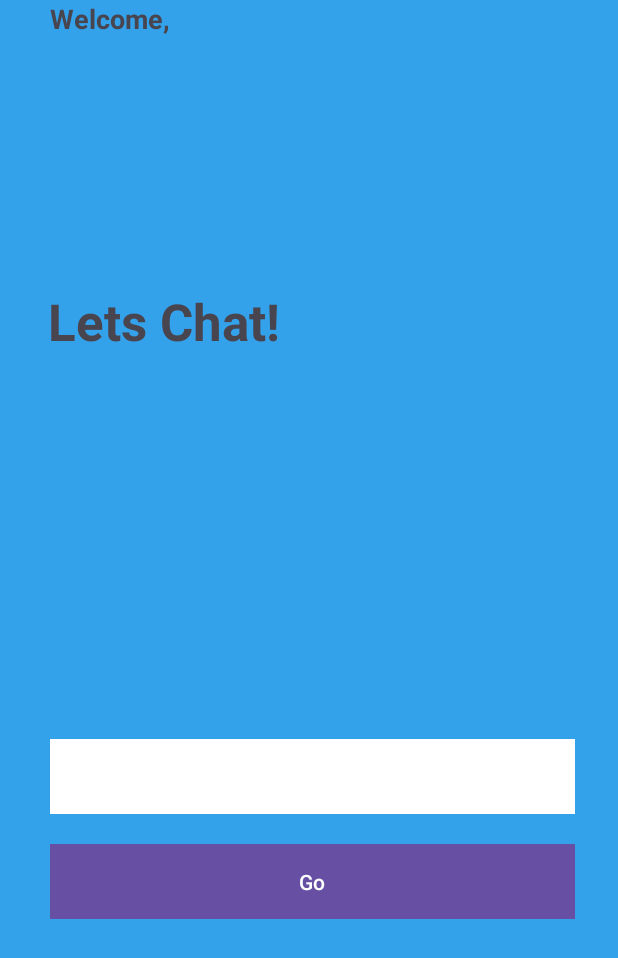
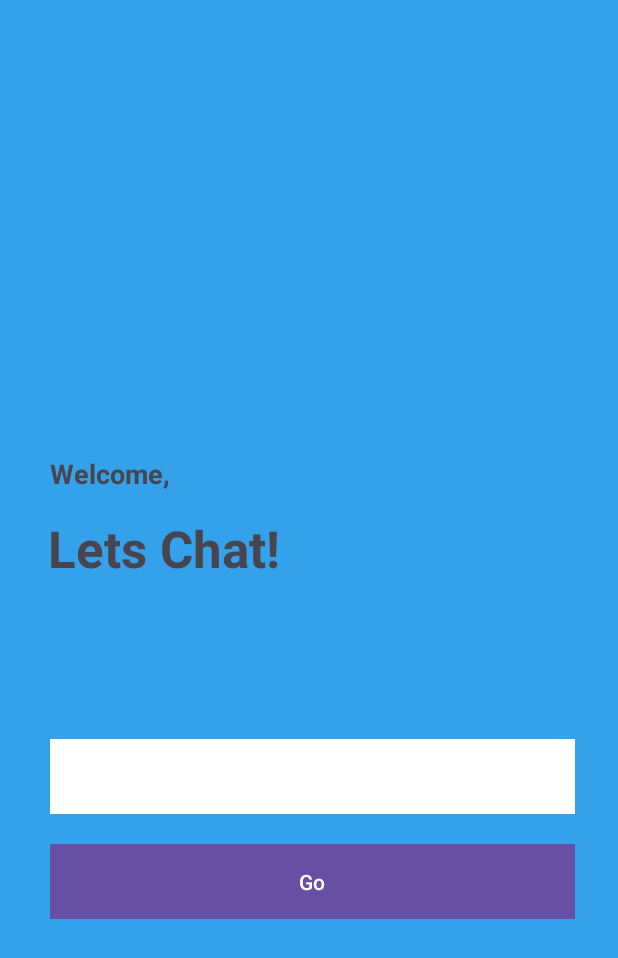
Before and after one commit to bgrando24/Task-8.1C, an Android app: the screen it shows after launch (MainActivity), on a phone screen of 412 x 824 dp. Shown: the top 958 px of the screen. Run offline under Robolectric (Android 15) with nearby library versions, the phone set to English and light mode, and no system bars.

Commit message:
UI fixes

```diff
--- a/app/src/main/res/layout/activity_main.xml
+++ b/app/src/main/res/layout/activity_main.xml
@@ -14,19 +14,19 @@
         android:layout_height="24dp"
         android:layout_marginStart="33dp"
         android:layout_marginEnd="299dp"
+        android:layout_marginBottom="15dp"
         android:text="Welcome,"
         android:textAppearance="@style/TextAppearance.AppCompat.Medium"
         android:textStyle="bold"
+        app:layout_constraintBottom_toTopOf="@+id/textView"
         app:layout_constraintEnd_toEndOf="parent"
-        app:layout_constraintStart_toStartOf="parent"
-        tools:layout_editor_absoluteY="211dp" />
+        app:layout_constraintStart_toStartOf="parent" />
 
     <TextView
         android:id="@+id/textView"
         android:layout_width="wrap_content"
         android:layout_height="wrap_content"
         android:layout_marginStart="32dp"
-        android:layout_marginTop="15dp"
         android:layout_marginEnd="225dp"
         android:layout_marginBottom="436dp"
         android:text="Lets Chat!"
@@ -34,8 +34,7 @@
         android:textStyle="bold"
         app:layout_constraintBottom_toBottomOf="parent"
         app:layout_constraintEnd_toEndOf="parent"
-        app:layout_constraintStart_toStartOf="parent"
-        app:layout_constraintTop_toBottomOf="@+id/textView2" />
+        app:layout_constraintStart_toStartOf="parent" />
 
     <EditText
         android:id="@+id/usernameEditText"
```
